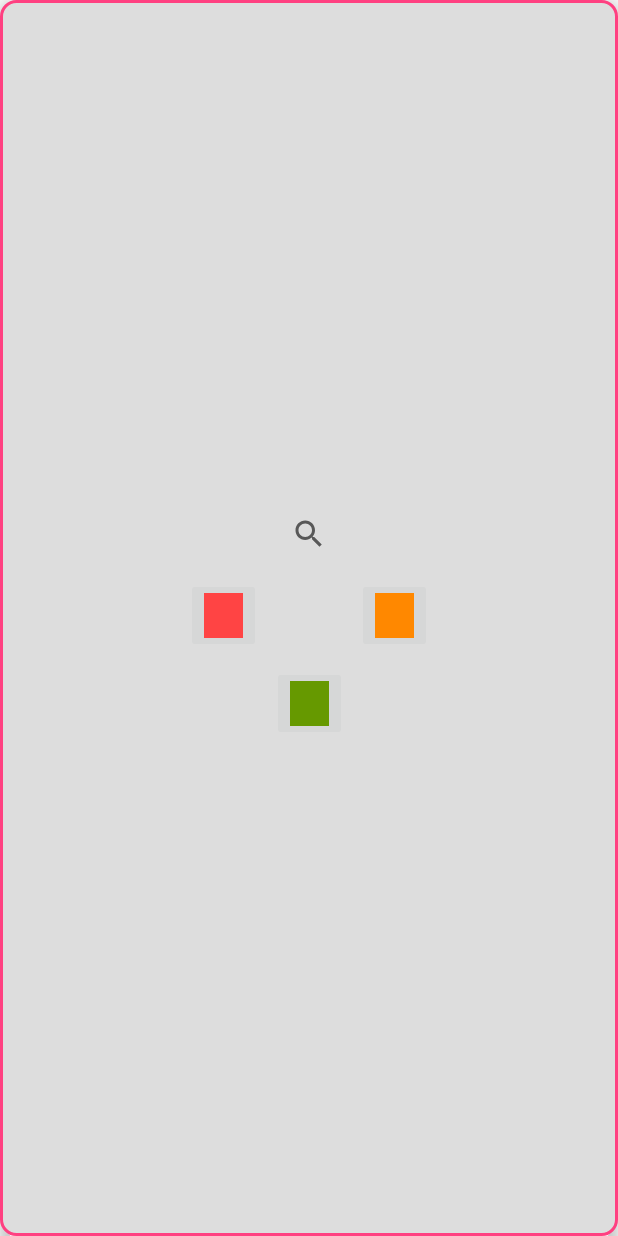
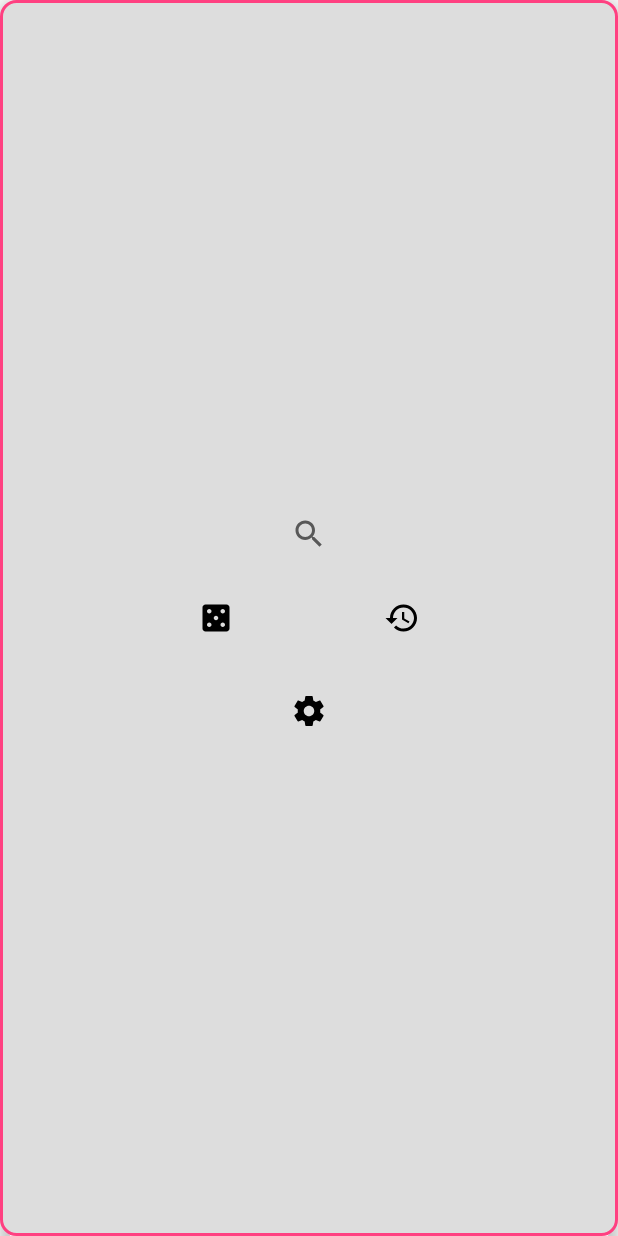
Before and after one commit to hrkristian/AndroidOblig, an Android app: the layout view_main_settings.xml on its own in the app's theme, with its tools: preview values and no code run, on a phone screen of 412 x 824 dp. Run offline under Robolectric (Android 15) with nearby library versions, the phone set to English and light mode, and no system bars.

Commit message:
Add icons to buttons; dice-toss functionality

```diff
--- a/app/src/main/res/drawable/icon_collapse.xml
+++ b/app/src/main/res/drawable/icon_collapse.xml
@@ -2,8 +2,8 @@
 <vector xmlns:android="http://schemas.android.com/apk/res/android"
     android:viewportWidth="1000"
     android:viewportHeight="1000"
-    android:width="1000dp"
-    android:height="1000dp">
+    android:width="48dp"
+    android:height="48dp">
     <path
         android:pathData="M867.5 622.5l-245 0 0 245 79.2 -79.2L903.4 990 990 903.4 788.3 701.7 867.5 622.5ZM788.3 298.3L990 96.6 903.4 10 701.7 211.7l-79.2 -79.2 0 245 245 0 -79.2 -79.2zM96.6 10L10 96.6l201.7 201.7 -79.2 79.2 245 0 0 -245 -79.2 79.2L96.6 10ZM211.7 701.7L10 903.4 96.6 990 298.3 788.3l79.2 79.2 0 -245 -245 0 79.2 79.2z"
         android:fillColor="#000000" />
--- a/app/src/main/res/drawable/icon_expand.xml
+++ b/app/src/main/res/drawable/icon_expand.xml
@@ -2,8 +2,8 @@
 <vector xmlns:android="http://schemas.android.com/apk/res/android"
     android:viewportWidth="512"
     android:viewportHeight="512"
-    android:width="512dp"
-    android:height="512dp">
+    android:width="48dp"
+    android:height="48dp">
     <path
         android:pathData="M178.375 287.812L73.094 393.094 32 352C14.312 352 0 366.312 0 384l0 96c0 17.688 14.312 32 32 32l96 0c17.688 0 32 -14.312 32 -32L118.905 438.938 224.186 333.626 178.375 287.812ZM480 0L384 0C366.312 0 352 14.328 352 32L393.094 73.094 287.812 178.375 333.624 224.187 438.905 118.921 480 160c17.688 0 32 -14.312 32 -32l0 -96C512 14.328 497.688 0 480 0Zm0 352l-41.095 41.094L333.625 287.813 287.813 333.625 393.094 438.937 352 480c0 17.688 14.312 32 32 32l96 0c17.688 0 32 -14.312 32 -32l0 -96c0 -17.688 -14.312 -32 -32 -32zM160 32C160 14.328 145.688 0 128 0L32 0C14.312 0 0 14.328 0 32l0 96c0 17.688 14.312 32 32 32L73.094 118.922 178.375 224.188 224.187 178.376 118.906 73.094 160 32Z"
         android:fillColor="#000000" />
--- /dev/null
+++ b/app/src/main/res/drawable/icon_main_dice.xml
@@ -0,0 +1,9 @@
+<vector xmlns:android="http://schemas.android.com/apk/res/android"
+        android:width="24dp"
+        android:height="24dp"
+        android:viewportWidth="24.0"
+        android:viewportHeight="24.0">
+    <path
+        android:fillColor="#FF000000"
+        android:pathData="M19,3L5,3c-1.1,0 -2,0.9 -2,2v14c0,1.1 0.9,2 2,2h14c1.1,0 2,-0.9 2,-2L21,5c0,-1.1 -0.9,-2 -2,-2zM7.5,18c-0.83,0 -1.5,-0.67 -1.5,-1.5S6.67,15 7.5,15s1.5,0.67 1.5,1.5S8.33,18 7.5,18zM7.5,9C6.67,9 6,8.33 6,7.5S6.67,6 7.5,6 9,6.67 9,7.5 8.33,9 7.5,9zM12,13.5c-0.83,0 -1.5,-0.67 -1.5,-1.5s0.67,-1.5 1.5,-1.5 1.5,0.67 1.5,1.5 -0.67,1.5 -1.5,1.5zM16.5,18c-0.83,0 -1.5,-0.67 -1.5,-1.5s0.67,-1.5 1.5,-1.5 1.5,0.67 1.5,1.5 -0.67,1.5 -1.5,1.5zM16.5,9c-0.83,0 -1.5,-0.67 -1.5,-1.5S15.67,6 16.5,6s1.5,0.67 1.5,1.5S17.33,9 16.5,9z"/>
+</vector>
--- /dev/null
+++ b/app/src/main/res/drawable/icon_main_searchhistory.xml
@@ -0,0 +1,9 @@
+<vector xmlns:android="http://schemas.android.com/apk/res/android"
+        android:width="24dp"
+        android:height="24dp"
+        android:viewportWidth="24.0"
+        android:viewportHeight="24.0">
+    <path
+        android:fillColor="#FF000000"
+        android:pathData="M13,3c-4.97,0 -9,4.03 -9,9L1,12l3.89,3.89 0.07,0.14L9,12L6,12c0,-3.87 3.13,-7 7,-7s7,3.13 7,7 -3.13,7 -7,7c-1.93,0 -3.68,-0.79 -4.94,-2.06l-1.42,1.42C8.27,19.99 10.51,21 13,21c4.97,0 9,-4.03 9,-9s-4.03,-9 -9,-9zM12,8v5l4.28,2.54 0.72,-1.21 -3.5,-2.08L13.5,8L12,8z"/>
+</vector>
--- /dev/null
+++ b/app/src/main/res/drawable/icon_main_settings.xml
@@ -0,0 +1,9 @@
+<vector xmlns:android="http://schemas.android.com/apk/res/android"
+        android:width="24dp"
+        android:height="24dp"
+        android:viewportWidth="24.0"
+        android:viewportHeight="24.0">
+    <path
+        android:fillColor="#FF000000"
+        android:pathData="M19.43,12.98c0.04,-0.32 0.07,-0.64 0.07,-0.98s-0.03,-0.66 -0.07,-0.98l2.11,-1.65c0.19,-0.15 0.24,-0.42 0.12,-0.64l-2,-3.46c-0.12,-0.22 -0.39,-0.3 -0.61,-0.22l-2.49,1c-0.52,-0.4 -1.08,-0.73 -1.69,-0.98l-0.38,-2.65C14.46,2.18 14.25,2 14,2h-4c-0.25,0 -0.46,0.18 -0.49,0.42l-0.38,2.65c-0.61,0.25 -1.17,0.59 -1.69,0.98l-2.49,-1c-0.23,-0.09 -0.49,0 -0.61,0.22l-2,3.46c-0.13,0.22 -0.07,0.49 0.12,0.64l2.11,1.65c-0.04,0.32 -0.07,0.65 -0.07,0.98s0.03,0.66 0.07,0.98l-2.11,1.65c-0.19,0.15 -0.24,0.42 -0.12,0.64l2,3.46c0.12,0.22 0.39,0.3 0.61,0.22l2.49,-1c0.52,0.4 1.08,0.73 1.69,0.98l0.38,2.65c0.03,0.24 0.24,0.42 0.49,0.42h4c0.25,0 0.46,-0.18 0.49,-0.42l0.38,-2.65c0.61,-0.25 1.17,-0.59 1.69,-0.98l2.49,1c0.23,0.09 0.49,0 0.61,-0.22l2,-3.46c0.12,-0.22 0.07,-0.49 -0.12,-0.64l-2.11,-1.65zM12,15.5c-1.93,0 -3.5,-1.57 -3.5,-3.5s1.57,-3.5 3.5,-3.5 3.5,1.57 3.5,3.5 -1.57,3.5 -3.5,3.5z"/>
+</vector>
--- a/app/src/main/res/layout/activity_main.xml
+++ b/app/src/main/res/layout/activity_main.xml
@@ -4,6 +4,7 @@
     xmlns:tools="http://schemas.android.com/tools"
     android:layout_width="match_parent"
     android:layout_height="match_parent"
+    android:id="@+id/main_root"
     tools:context="xyz.robertsen.androidoblig.MainActivity">
 
     <android.support.constraint.Guideline
@@ -109,6 +110,7 @@
         android:id="@+id/main_fab_settings"
         android:layout_width="40dp"
         android:layout_height="40dp"
+        android:layout_margin="@dimen/design_fab_image_size"
         android:clickable="true"
         android:elevation="10dp"
         android:focusable="true"
@@ -116,8 +118,7 @@
         app:layout_constraintBottom_toBottomOf="parent"
         app:layout_constraintEnd_toEndOf="parent"
         app:layout_constraintStart_toStartOf="parent"
-        app:layout_constraintTop_toTopOf="parent"
-        app:srcCompat="@drawable/transition_expand_collapse" />
+        app:layout_constraintTop_toTopOf="parent"/>
 
     <include
         android:id="@+id/main_actionView"
--- a/app/src/main/res/layout/view_main_settings.xml
+++ b/app/src/main/res/layout/view_main_settings.xml
@@ -25,20 +25,22 @@
     <ImageButton
         android:id="@+id/button_main_login"
         android:onClick="spawnLoginFragment"
-        android:layout_width="50dp"
-        android:layout_height="50dp"
+        android:layout_width="60dp"
+        android:layout_height="60dp"
         android:layout_marginEnd="8dp"
         android:layout_marginStart="8dp"
         android:layout_marginTop="32dp"
         app:layout_constraintEnd_toEndOf="parent"
         app:layout_constraintStart_toStartOf="parent"
         app:layout_constraintTop_toTopOf="@id/guide_horizontal_settings"
-        app:srcCompat="@android:color/holo_green_dark" />
+        android:contentDescription="@string/main_icon_login_hint"
+        style="@style/Widget.AppCompat.Button.Borderless"
+        app:srcCompat="@drawable/icon_main_settings" />
 
     <ImageButton
         android:id="@+id/button_main_life"
-        android:layout_width="50dp"
-        android:layout_height="50dp"
+        android:layout_width="60dp"
+        android:layout_height="60dp"
         android:layout_marginBottom="8dp"
         android:layout_marginStart="32dp"
         android:layout_marginTop="8dp"
@@ -46,22 +48,24 @@
         app:layout_constraintBottom_toBottomOf="parent"
         app:layout_constraintStart_toStartOf="@+id/guide_vertical_settings"
         app:layout_constraintTop_toTopOf="parent"
-        app:layout_constraintVertical_bias="0.498"
-        app:srcCompat="@android:color/holo_orange_dark" />
+        android:contentDescription="@string/main_icon_history_hint"
+        style="@style/Widget.AppCompat.Button.Borderless"
+        app:srcCompat="@drawable/icon_main_searchhistory" />
 
     <ImageButton
         android:id="@+id/button_main_dice"
-        android:layout_width="50dp"
-        android:layout_height="50dp"
+        android:layout_width="60dp"
+        android:layout_height="60dp"
         android:layout_marginBottom="8dp"
         android:layout_marginEnd="32dp"
         android:layout_marginTop="8dp"
-        android:onClick="spawnCardActivity"
+        android:onClick="rollDice"
+        android:contentDescription="@string/main_icon_dice_hint"
         app:layout_constraintBottom_toBottomOf="parent"
         app:layout_constraintEnd_toStartOf="@+id/guide_vertical_settings"
         app:layout_constraintTop_toTopOf="parent"
-        app:layout_constraintVertical_bias="0.498"
-        app:srcCompat="@android:color/holo_red_light" />
+        style="@style/Widget.AppCompat.Button.Borderless"
+        app:srcCompat="@drawable/icon_main_dice" />
 
     <SearchView
         android:id="@+id/search_main_cardSearch"
@@ -70,6 +74,7 @@
         android:layout_marginBottom="32dp"
         android:layout_marginEnd="8dp"
         android:layout_marginStart="8dp"
+        android:queryHint="@string/main_search_hint"
         app:layout_constraintBottom_toTopOf="@id/guide_horizontal_settings"
         app:layout_constraintEnd_toEndOf="parent"
         app:layout_constraintStart_toStartOf="parent" />
--- /dev/null
+++ b/app/src/main/res/values/dimens_main_FAB.xml
@@ -0,0 +1,4 @@
+<?xml version="1.0" encoding="utf-8"?>
+<resources xmlns:tools="http://schemas.android.com/tools">
+    <dimen name="design_fab_image_size" tools:override="true">36dp</dimen>
+</resources>
--- a/app/src/main/res/values/strings_main.xml
+++ b/app/src/main/res/values/strings_main.xml
@@ -8,6 +8,9 @@
     <string name="main_lifecounter_plus">+</string>
     <string name="main_lifecounter_minus">-</string>
 
-    <string name="search_hint">Search for a card</string>
+    <string name="main_search_hint">Søk etter et kort</string>
+    <string name="main_icon_dice_hint">Trykk for å rulle terning</string>
+    <string name="main_icon_history_hint">Trykk for søkehistorikk</string>
+    <string name="main_icon_login_hint">Trykk for innlogging og instillinger</string>
 
 </resources>
--- a/app/src/main/res/xml/searchable.xml
+++ b/app/src/main/res/xml/searchable.xml
@@ -2,4 +2,4 @@
 
 <searchable xmlns:android="http://schemas.android.com/apk/res/android"
         android:label="@string/app_name"
-        android:hint="@string/search_hint" />
+        android:hint="@string/main_search_hint" />
```
Also changed, not shown: app/src/main/java/xyz/robertsen/androidoblig/MainActivity.java (+26 -10 lines).
